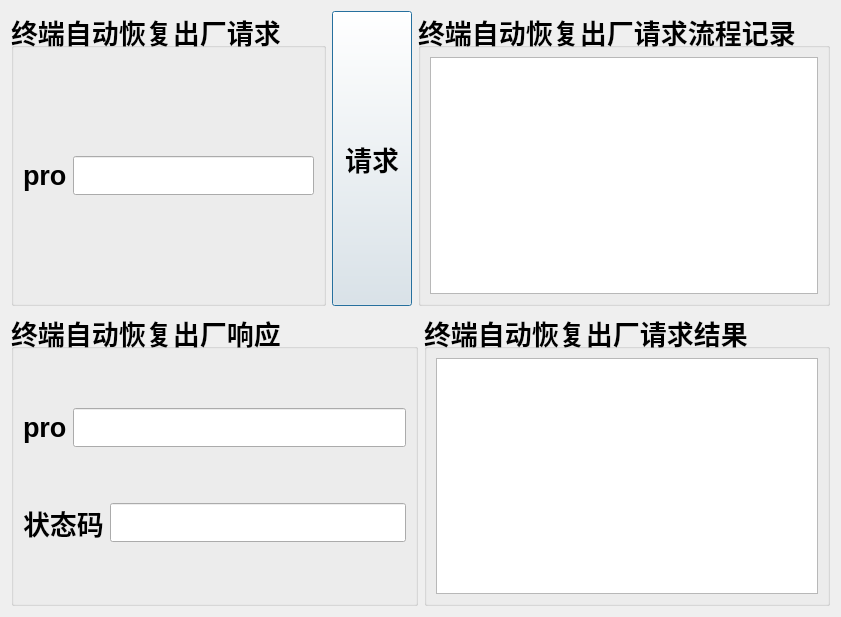
Qt form startupmrautofactoryreset.ui (guoshijiang/IspdNewCalibrator) before a commit.
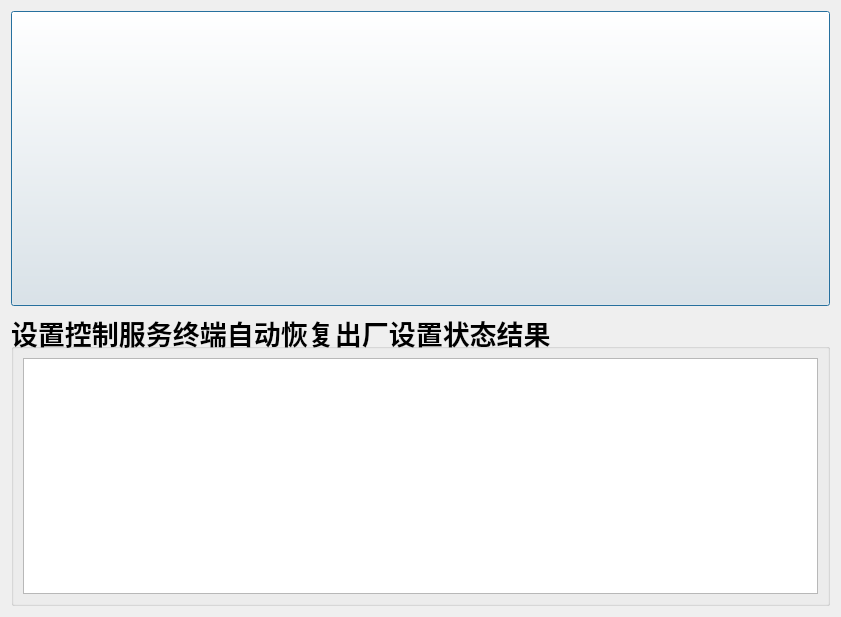
The same form after that commit.

```diff
--- a/startupmrautofactoryreset.ui
+++ b/startupmrautofactoryreset.ui
@@ -16,36 +16,6 @@
   <layout class="QVBoxLayout" name="verticalLayout">
    <item>
     <layout class="QHBoxLayout" name="horizontalLayout">
-     <item>
-      <widget class="QGroupBox" name="groupBox_2">
-       <property name="font">
-        <font>
-         <pointsize>20</pointsize>
-         <weight>75</weight>
-         <bold>true</bold>
-        </font>
-       </property>
-       <property name="title">
-        <string>终端自动恢复出厂请求</string>
-       </property>
-       <layout class="QVBoxLayout" name="verticalLayout_2">
-        <item>
-         <layout class="QHBoxLayout" name="horizontalLayout_3">
-          <item>
-           <widget class="QLabel" name="label">
-            <property name="text">
-             <string>pro</string>
-            </property>
-           </widget>
-          </item>
-          <item>
-           <widget class="QLineEdit" name="lineEdit_req_pro"/>
-          </item>
-         </layout>
-        </item>
-       </layout>
-      </widget>
-     </item>
      <item>
       <widget class="QPushButton" name="pushButton">
        <property name="sizePolicy">
@@ -62,85 +32,14 @@
         </font>
        </property>
        <property name="text">
-        <string>请求</string>
+        <string/>
        </property>
       </widget>
      </item>
-     <item>
-      <widget class="QGroupBox" name="groupBox">
-       <property name="font">
-        <font>
-         <pointsize>20</pointsize>
-         <weight>75</weight>
-         <bold>true</bold>
-        </font>
-       </property>
-       <property name="title">
-        <string>终端自动恢复出厂请求流程记录</string>
-       </property>
-       <layout class="QVBoxLayout" name="verticalLayout_5">
-        <item>
-         <widget class="QTextEdit" name="textEdit_log">
-          <property name="font">
-           <font>
-            <pointsize>12</pointsize>
-            <weight>50</weight>
-            <bold>false</bold>
-           </font>
-          </property>
-         </widget>
-        </item>
-       </layout>
-      </widget>
-     </item>
     </layout>
    </item>
    <item>
     <layout class="QHBoxLayout" name="horizontalLayout_2">
-     <item>
-      <widget class="QGroupBox" name="groupBox_4">
-       <property name="font">
-        <font>
-         <pointsize>20</pointsize>
-         <weight>75</weight>
-         <bold>true</bold>
-        </font>
-       </property>
-       <property name="title">
-        <string>终端自动恢复出厂响应</string>
-       </property>
-       <layout class="QVBoxLayout" name="verticalLayout_3">
-        <item>
-         <layout class="QHBoxLayout" name="horizontalLayout_5">
-          <item>
-           <widget class="QLabel" name="label_3">
-            <property name="text">
-             <string>pro</string>
-            </property>
-           </widget>
-          </item>
-          <item>
-           <widget class="QLineEdit" name="lineEdit_rep_pro"/>
-          </item>
-         </layout>
-        </item>
-        <item>
-         <layout class="QHBoxLayout" name="horizontalLayout_6">
-          <item>
-           <widget class="QLabel" name="label_4">
-            <property name="text">
-             <string>状态码</string>
-            </property>
-           </widget>
-          </item>
-          <item>
-           <widget class="QLineEdit" name="lineEdit_rep_status"/>
-          </item>
-         </layout>
-        </item>
-       </layout>
-      </widget>
-     </item>
      <item>
       <widget class="QGroupBox" name="groupBox_3">
        <property name="font">
@@ -151,7 +50,7 @@
         </font>
        </property>
        <property name="title">
-        <string>终端自动恢复出厂请求结果</string>
+        <string>设置控制服务终端自动恢复出厂设置状态结果</string>
        </property>
        <layout class="QVBoxLayout" name="verticalLayout_4">
         <item>
```
